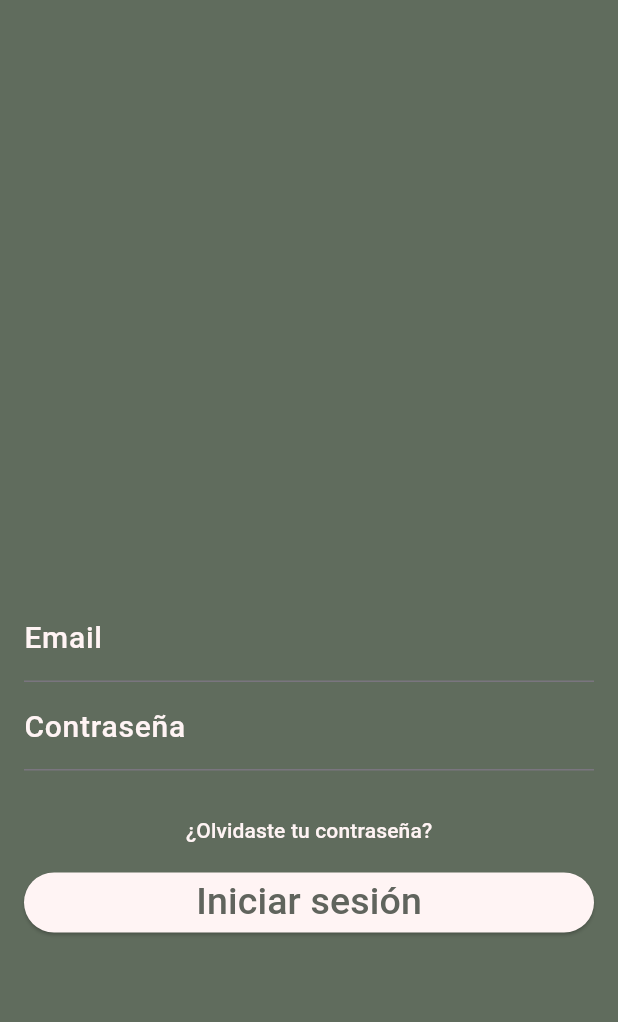
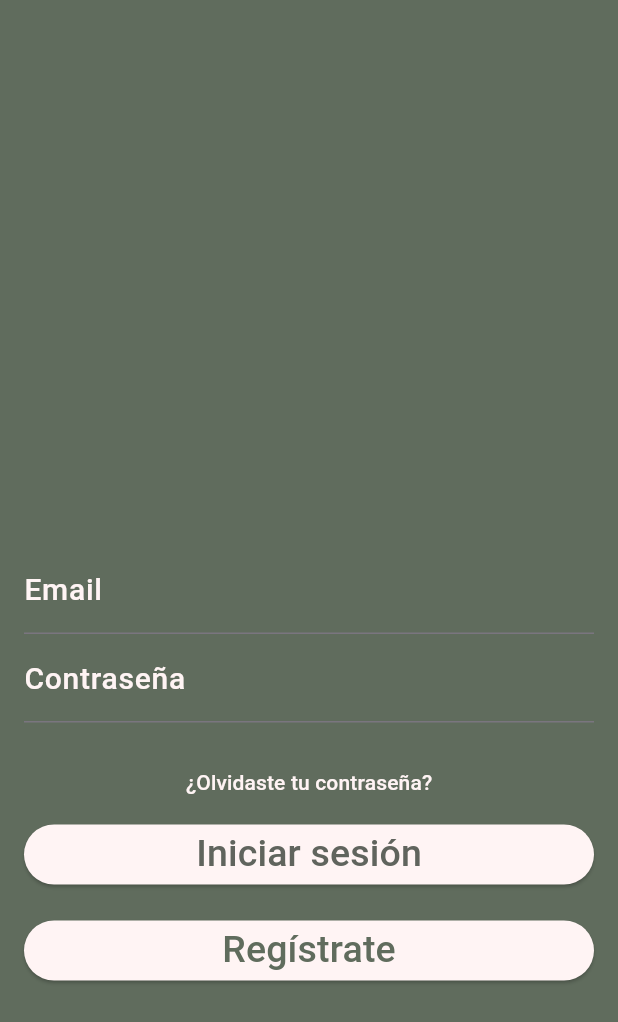
Before and after one commit to C3sarAcosta/login_frontend_20241, a Flutter app: the _LoginForm screen opened directly, on a phone screen of 412 x 824 dp. Shown: the top 1022 px of the screen. Run offline on Flutter 3.47's test engine with Material 3 defaults, Android fonts, the phone set to English and light mode, and no system bars; our stand-ins replace flutter_secure_storage; missing offline and left inert: dart:html; accounts and stored records are empty.

Commit message:
02/05/2024

```diff
--- a/lib/screens/checking.dart
+++ b/lib/screens/checking.dart
@@ -1,5 +1,6 @@
 import 'package:flutter/material.dart';
 import 'package:login_frontend_20241/Services/auth_services.dart';
+import 'package:login_frontend_20241/screens/login.dart';
 import 'package:provider/provider.dart';
 
 class CheckAuthScreen extends StatelessWidget {
--- a/lib/screens/login.dart
+++ b/lib/screens/login.dart
@@ -135,6 +135,26 @@ class _LoginForm extends StatelessWidget {
                     ),
                   ),
                 ),
+                const SizedBox(
+                  height: 16,
+                ),
+                ElevatedButton(
+                  style: ButtonStyle(
+                    backgroundColor: MaterialStateProperty.all<Color>(
+                      Color.fromARGB(255, 255, 244, 244),
+                    ),
+                  ),
+                  onPressed: () {
+                    Navigator.pushNamed(context, 'register', arguments: '');
+                  },
+                  child: const Text(
+                    'Regístrate',
+                    style: TextStyle(
+                        fontSize: 25,
+                        fontWeight: FontWeight.w500,
+                        color: Color.fromARGB(255, 96, 108, 93)),
+                  ),
+                ),
               ],
             ),
           ),
```
Also changed, not shown: lib/screens/registro.dart (added, +86 -0 lines).
